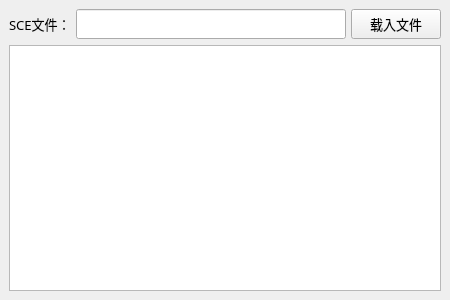
This is reader.ui in Hart-160/sce-reader as Qt 5 draws it before an edit. The edited form follows.
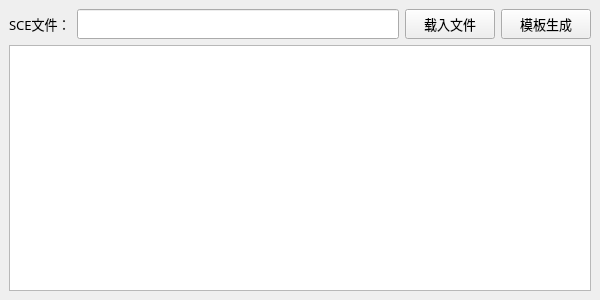
This is the edited form.

The edit to the form file:
```diff
--- a/reader.ui
+++ b/reader.ui
@@ -6,7 +6,7 @@
    <rect>
     <x>0</x>
     <y>0</y>
-    <width>450</width>
+    <width>600</width>
     <height>300</height>
    </rect>
   </property>
@@ -46,16 +46,7 @@
    </property>
    <layout class="QVBoxLayout" name="verticalLayout">
     <item>
-     <layout class="QHBoxLayout" name="horizontalLayout" stretch="0,0,0">
-      <property name="spacing">
-       <number>5</number>
-      </property>
-      <property name="sizeConstraint">
-       <enum>QLayout::SetDefaultConstraint</enum>
-      </property>
-      <property name="rightMargin">
-       <number>0</number>
-      </property>
+     <layout class="QHBoxLayout" name="horizontalLayout">
       <item>
        <widget class="QLabel" name="label">
         <property name="sizePolicy">
@@ -136,6 +127,37 @@
         </property>
        </widget>
       </item>
+      <item>
+       <widget class="QPushButton" name="template_generate">
+        <property name="sizePolicy">
+         <sizepolicy hsizetype="Fixed" vsizetype="Fixed">
+          <horstretch>0</horstretch>
+          <verstretch>0</verstretch>
+         </sizepolicy>
+        </property>
+        <property name="minimumSize">
+         <size>
+          <width>90</width>
+          <height>30</height>
+         </size>
+        </property>
+        <property name="maximumSize">
+         <size>
+          <width>90</width>
+          <height>30</height>
+         </size>
+        </property>
+        <property name="font">
+         <font>
+          <family>微软雅黑</family>
+          <pointsize>10</pointsize>
+         </font>
+        </property>
+        <property name="text">
+         <string>模板生成</string>
+        </property>
+       </widget>
+      </item>
      </layout>
     </item>
     <item>
```
